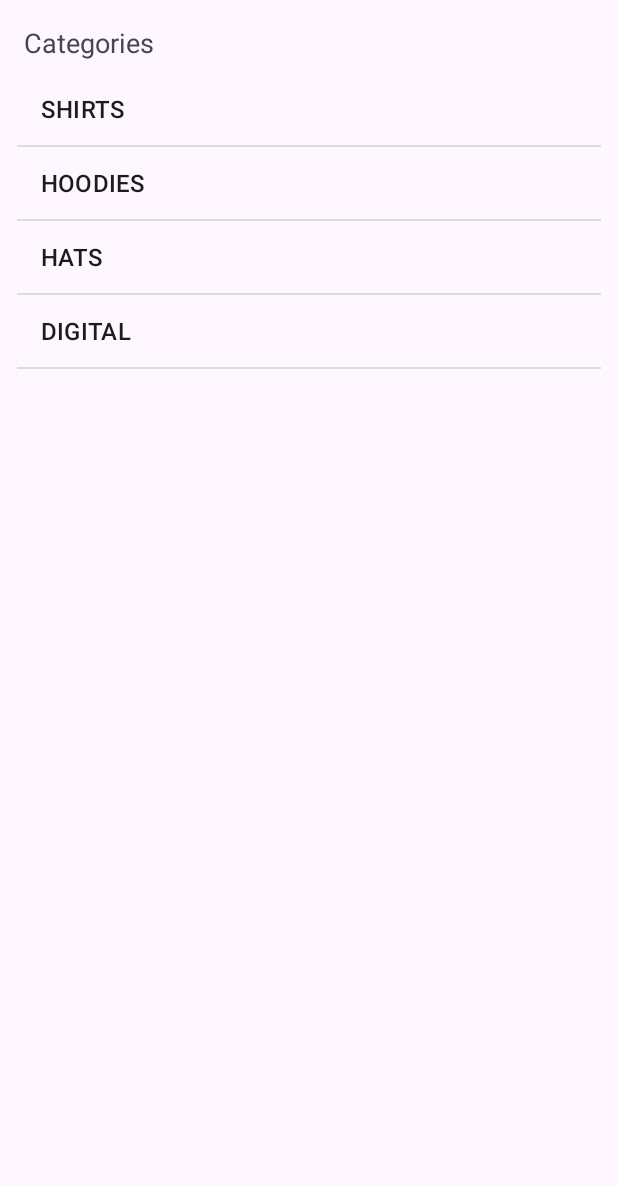
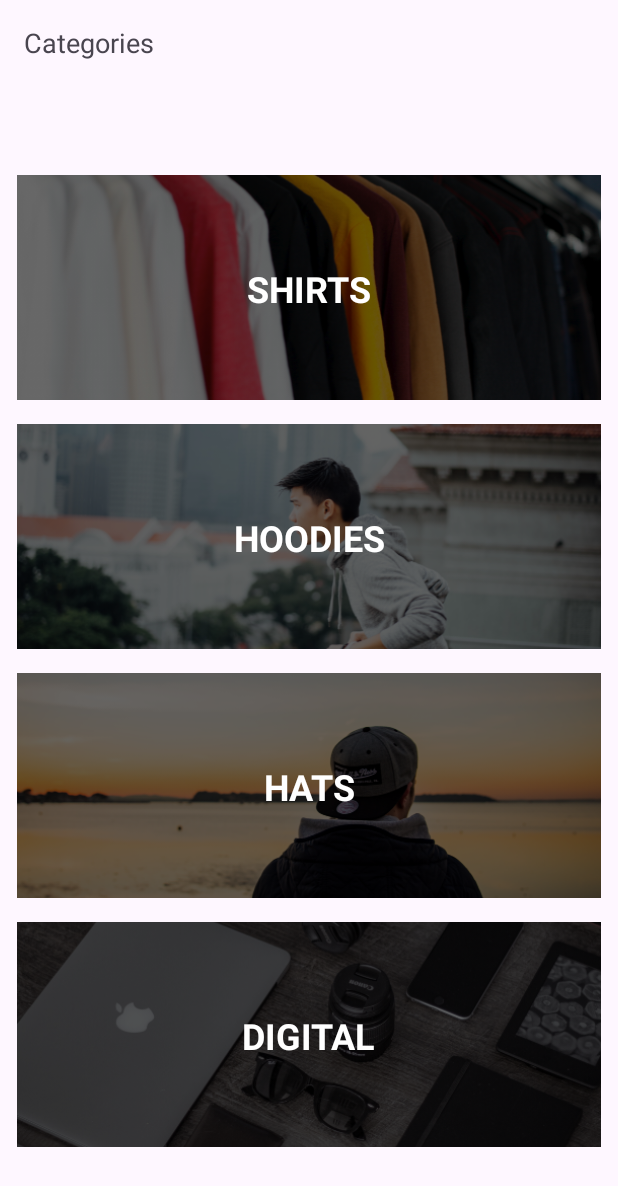
Before and after one commit to brahim-az/coderSwag, an Android app: the screen it shows after launch (MainActivity), on a phone screen of 412 x 824 dp. Shown: the top 1186 px of the screen. Run offline under Robolectric (Android 15) with nearby library versions, the phone set to English and light mode, and no system bars.

Commit message:
lesson 03: Custom List Adapter

```diff
--- /dev/null
+++ b/app/src/main/java/com/braz/coderswag/Adapters/CategoryAdapter.kt
@@ -0,0 +1,49 @@
+package com.braz.coderswag.Adapters
+
+import android.content.Context
+import android.view.LayoutInflater
+import android.view.View
+import android.view.ViewGroup
+import android.widget.BaseAdapter
+import android.widget.ImageView
+import android.widget.TextView
+import com.braz.coderswag.Model.Category
+import com.braz.coderswag.R
+
+class CategoryAdapter(context: Context,categories: List<Category>): BaseAdapter() {
+
+    val context = context
+    val categories = categories
+    override fun getView(position: Int, convertView: View?, parent: ViewGroup?): View? {
+        val categoryView: View
+
+        categoryView = LayoutInflater.from(context).inflate(R.layout.category_list_item,null)
+        val categoryImage: ImageView = categoryView.findViewById(R.id.categoryImage)
+        val categoryName: TextView = categoryView.findViewById(R.id.categoryName)
+        println("Heavy Computing")
+
+        val category = categories[position]
+        categoryName.text = category.title
+
+        val resourceId = context.resources.getIdentifier(category.image,"drawable",context.packageName)
+        categoryImage.setImageResource(resourceId)
+        println(resourceId)
+
+        return categoryView
+    }
+
+    override fun getItem(position: Int): Any? {
+        return categories[position]
+    }
+
+    override fun getItemId(position: Int): Long {
+        return 0
+    }
+
+    override fun getCount(): Int {
+        return categories.count()
+    }
+
+
+
+}
--- a/app/src/main/java/com/braz/coderswag/MainActivity.kt
+++ b/app/src/main/java/com/braz/coderswag/MainActivity.kt
@@ -7,12 +7,13 @@ import androidx.activity.enableEdgeToEdge
 import androidx.appcompat.app.AppCompatActivity
 import androidx.core.view.ViewCompat
 import androidx.core.view.WindowInsetsCompat
+import com.braz.coderswag.Adapters.CategoryAdapter
 import com.braz.coderswag.Model.Category
 import com.braz.coderswag.Services.DataService
 
 class MainActivity : AppCompatActivity() {
 
-    lateinit var adapter: ArrayAdapter<Category>
+    lateinit var adapter: CategoryAdapter
      lateinit var categoryListView: ListView
 
     override fun onCreate(savedInstanceState: Bundle?) {
@@ -26,7 +27,7 @@ class MainActivity : AppCompatActivity() {
             insets
         }
 
-        adapter = ArrayAdapter(this,android.R.layout.simple_list_item_1, DataService.categories)
+        adapter = CategoryAdapter(this, DataService.categories)
 
         categoryListView = findViewById(R.id.categoryListView)
         categoryListView.adapter = adapter
--- a/app/src/main/java/com/braz/coderswag/Services/DataService.kt
+++ b/app/src/main/java/com/braz/coderswag/Services/DataService.kt
@@ -6,6 +6,14 @@ import com.braz.coderswag.Model.Product
 object DataService {
 
     val categories = listOf(
+        Category("SHIRTS","shirtimage"),
+        Category("HOODIES","hoodieimage"),
+        Category("HATS","hatimage"),
+        Category("DIGITAL","digitalgoodsimage"),
+        Category("SHIRTS","shirtimage"),
+        Category("HOODIES","hoodieimage"),
+        Category("HATS","hatimage"),
+        Category("DIGITAL","digitalgoodsimage"),
         Category("SHIRTS","shirtimage"),
         Category("HOODIES","hoodieimage"),
         Category("HATS","hatimage"),
--- a/app/src/main/res/layout/activity_main.xml
+++ b/app/src/main/res/layout/activity_main.xml
@@ -22,9 +22,9 @@
         android:id="@+id/categoryListView"
         android:layout_width="389dp"
         android:layout_height="664dp"
-        android:layout_marginStart="8dp"
-        android:layout_marginTop="8dp"
-        android:layout_marginEnd="8dp"
+        android:layout_marginTop="16dp"
+        android:divider="@null"
+        app:layout_constraintBottom_toBottomOf="parent"
         app:layout_constraintEnd_toEndOf="parent"
         app:layout_constraintStart_toStartOf="parent"
         app:layout_constraintTop_toBottomOf="@+id/textView" />
--- a/app/src/main/res/layout/category_list_item.xml
+++ b/app/src/main/res/layout/category_list_item.xml
@@ -11,8 +11,8 @@
         android:layout_height="150dp"
         android:layout_marginStart="0dp"
         android:layout_marginEnd="0dp"
-        android:layout_marginTop="0dp"
-        android:layout_marginBottom="0dp"
+        android:layout_marginTop="8dp"
+        android:layout_marginBottom="8dp"
         android:scaleType="centerCrop"
         app:layout_constraintBottom_toBottomOf="parent"
         app:layout_constraintEnd_toEndOf="parent"
```
